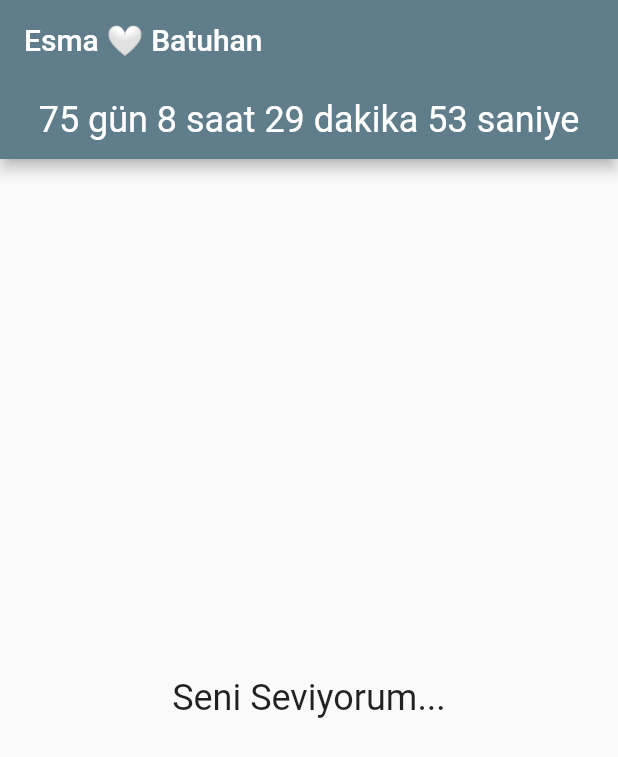
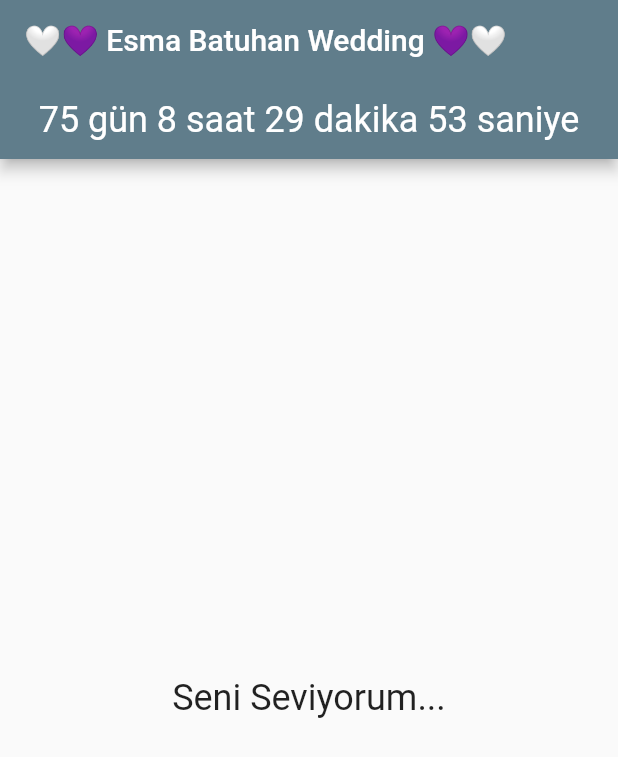
Before and after one commit to mordeve/esmabatu, a Flutter app: the screen it shows after launch, on a phone screen of 412 x 824 dp. Shown: the top 757 px of the screen. Run offline on Flutter 3.47's test engine with Material 2 defaults, Android fonts, the light colour scheme and no system bars.

Commit message:
update appName

```diff
--- a/lib/pages/home_page.dart
+++ b/lib/pages/home_page.dart
@@ -40,7 +40,7 @@
   Widget build(BuildContext context) {
     return Scaffold(
       appBar: AppBar(
-          title: const Text(appTitle),
+          title: const Text(appName),
           bottom: PreferredSize(
             preferredSize: const Size.fromHeight(50),
             child: Container(
```
